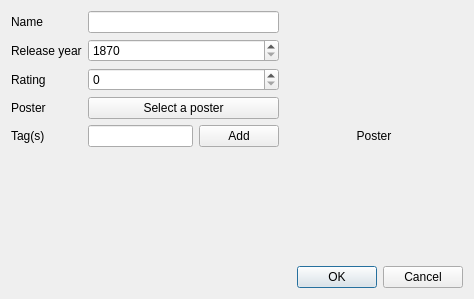
Above: Dialogs/EditMovieDialog.ui from AmbreM71/MovieManager before the change. Below: the same form after it.
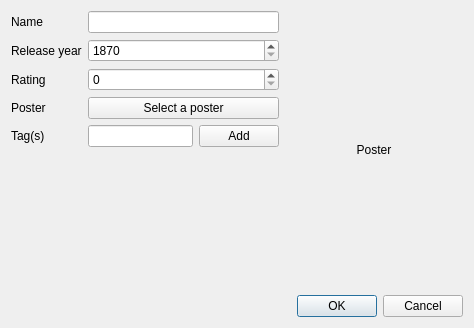
That is the form after the change.

Commit message:
Improve poster size in add/edit movie dialogs
Use correct folder if DEV function is enabled

What changed in the file:
```diff
--- a/Dialogs/EditMovieDialog.ui
+++ b/Dialogs/EditMovieDialog.ui
@@ -7,7 +7,7 @@
     <x>0</x>
     <y>0</y>
     <width>474</width>
-    <height>299</height>
+    <height>328</height>
    </rect>
   </property>
   <property name="windowTitle">
@@ -26,6 +26,12 @@
    </item>
    <item row="0" column="1">
     <widget class="QLabel" name="PosterLabel">
+     <property name="minimumSize">
+      <size>
+       <width>150</width>
+       <height>200</height>
+      </size>
+     </property>
      <property name="text">
       <string>Poster</string>
      </property>
```
The commit also changes 4 other files.
